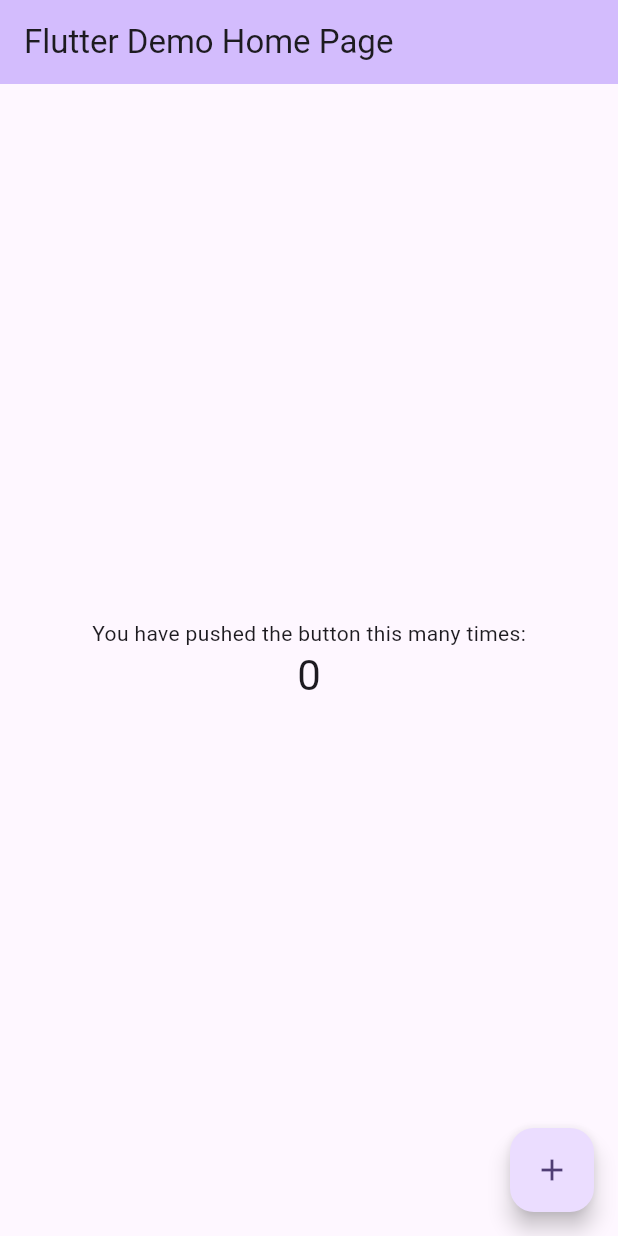
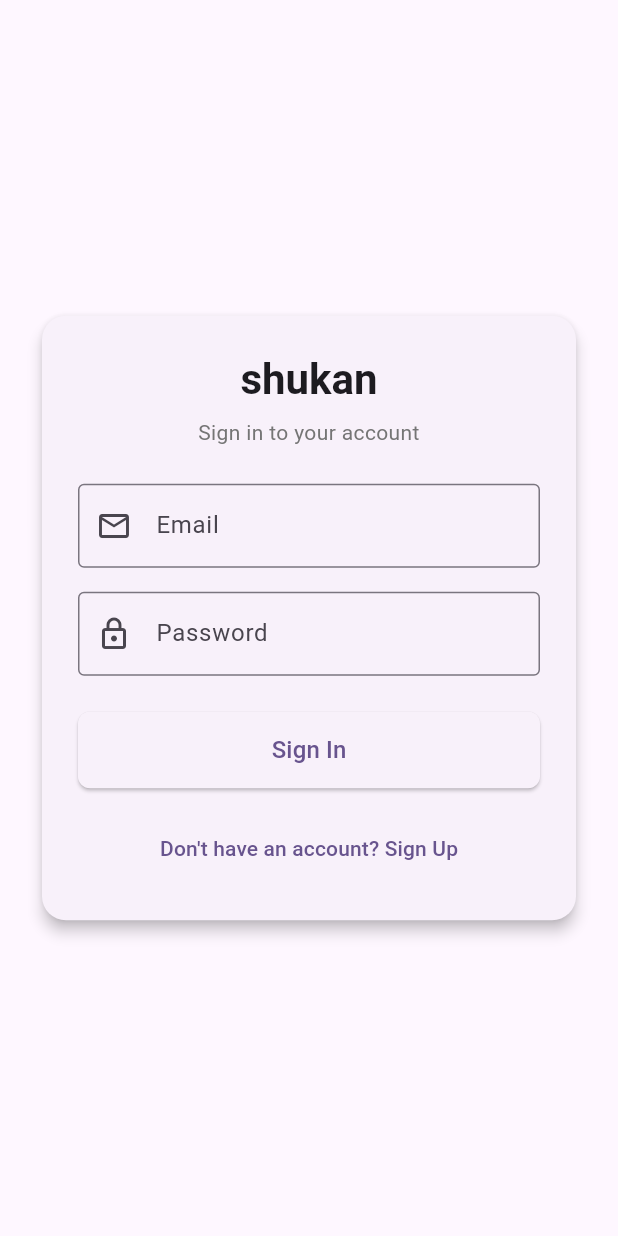
Before and after one commit to rohpod/shukan, a Flutter app: the screen it shows after launch, on a phone screen of 412 x 824 dp. Run offline on Flutter 3.47's test engine with Material 3 defaults, Android fonts, the phone set to English and light mode, and no system bars; our stand-ins replace cloud_firestore, firebase_auth, firebase_core, flutter_riverpod; accounts and stored records are empty; generated files the repository leaves out were written again.

Commit message:
feat(auth): implement Firebase Authentication and user bootstrap
Implements Firebase Authentication (email/password) with sign-up, login,
and logout,
using Riverpod (adds ProviderScope to app root, previously unused
despite being a
dependency).

Auth state is exposed via a StreamProvider wrapping authStateChanges()
for session
persistence; a derived provider exposes the authenticated uid to
downstream features.

On sign-up, atomically creates users/{uid} and a default "Inbox" list
(lists/{listId},
isDefault: true) in a single Firestore WriteBatch, with the list ID
pre-generated
client-side and cross-linked via users/{uid}.defaultListId. Uses
FieldValue.serverTimestamp() for createdAt on both documents.

Adds firestore.rules (previously absent — DB was in open/test mode)
scoping users,
lists, tasks, and tags to their owning uid, per the rules already
drafted in
docs/data-model.md.

Adds fake_cloud_firestore + firebase_auth_mocks for testing
auth/bootstrap flows.

Scoped to Web only, matching the project's current Firebase
configuration.

```diff
--- /dev/null
+++ b/lib/features/auth/presentation/auth_gate.dart
@@ -0,0 +1,50 @@
+import 'package:flutter/material.dart';
+import 'package:flutter_riverpod/flutter_riverpod.dart';
+
+import '../providers/auth_providers.dart';
+import 'auth_screen.dart';
+import 'home_screen.dart';
+
+class AuthGate extends ConsumerWidget {
+  const AuthGate({super.key});
+
+  @override
+  Widget build(BuildContext context, WidgetRef ref) {
+    final authState = ref.watch(authStateChangesProvider);
+
+    return authState.when(
+      data: (user) {
+        if (user != null) {
+          return const HomeScreen();
+        }
+        return const AuthScreen();
+      },
+      loading: () =>
+          const Scaffold(body: Center(child: CircularProgressIndicator())),
+      error: (error, stackTrace) => Scaffold(
+        body: Center(
+          child: Padding(
+            padding: const EdgeInsets.all(24.0),
+            child: Column(
+              mainAxisSize: MainAxisSize.min,
+              children: [
+                const Icon(Icons.error_outline, size: 48, color: Colors.red),
+                const SizedBox(height: 16),
+                Text(
+                  'Authentication error',
+                  style: Theme.of(context).textTheme.titleMedium,
+                ),
+                const SizedBox(height: 8),
+                Text(
+                  error.toString(),
+                  textAlign: TextAlign.center,
+                  style: Theme.of(context).textTheme.bodySmall,
+                ),
+              ],
+            ),
+          ),
+        ),
+      ),
+    );
+  }
+}
--- /dev/null
+++ b/lib/features/auth/presentation/auth_screen.dart
@@ -0,0 +1,261 @@
+import 'package:firebase_auth/firebase_auth.dart';
+import 'package:flutter/material.dart';
+import 'package:flutter_riverpod/flutter_riverpod.dart';
+
+import '../providers/auth_providers.dart';
+
+enum AuthMode { signIn, signUp }
+
+class AuthScreen extends ConsumerStatefulWidget {
+  const AuthScreen({super.key});
+
+  @override
+  ConsumerState<AuthScreen> createState() => _AuthScreenState();
+}
+
+class _AuthScreenState extends ConsumerState<AuthScreen> {
+  final _formKey = GlobalKey<FormState>();
+  final _emailController = TextEditingController();
+  final _passwordController = TextEditingController();
+
+  AuthMode _authMode = AuthMode.signIn;
+  bool _isLoading = false;
+  String? _errorMessage;
+
+  @override
+  void dispose() {
+    _emailController.dispose();
+    _passwordController.dispose();
+    super.dispose();
+  }
+
+  void _toggleAuthMode() {
+    setState(() {
+      _authMode = _authMode == AuthMode.signIn
+          ? AuthMode.signUp
+          : AuthMode.signIn;
+      _errorMessage = null;
+    });
+  }
+
+  String? _validateEmail(String? value) {
+    if (value == null || value.trim().isEmpty) {
+      return 'Please enter your email.';
+    }
+    final emailRegex = RegExp(r'^[^@]+@[^@]+\.[^@]+$');
+    if (!emailRegex.hasMatch(value.trim())) {
+      return 'Please enter a valid email address.';
+    }
+    return null;
+  }
+
+  String? _validatePassword(String? value) {
+    if (value == null || value.isEmpty) {
+      return 'Please enter your password.';
+    }
+    if (value.length < 6) {
+      return 'Password must be at least 6 characters.';
+    }
+    return null;
+  }
+
+  Future<void> _submit() async {
+    if (!_formKey.currentState!.validate()) {
+      return;
+    }
+
+    setState(() {
+      _isLoading = true;
+      _errorMessage = null;
+    });
+
+    final authRepo = ref.read(authRepositoryProvider);
+    final email = _emailController.text.trim();
+    final password = _passwordController.text;
+
+    try {
+      if (_authMode == AuthMode.signIn) {
+        await authRepo.signInWithEmailAndPassword(
+          email: email,
+          password: password,
+        );
+      } else {
+        await authRepo.createUserWithEmailAndPassword(
+          email: email,
+          password: password,
+        );
+      }
+    } on FirebaseAuthException catch (e) {
+      setState(() {
+        _errorMessage = _mapFirebaseAuthError(e);
+      });
+    } catch (e) {
+      setState(() {
+        _errorMessage = 'An unexpected error occurred. Please try again.';
+      });
+    } finally {
+      if (mounted) {
+        setState(() {
+          _isLoading = false;
+        });
+      }
+    }
+  }
+
+  String _mapFirebaseAuthError(FirebaseAuthException e) {
+    switch (e.code) {
+      case 'user-not-found':
+      case 'wrong-password':
+      case 'invalid-credential':
+        return 'Invalid email or password.';
+      case 'email-already-in-use':
+        return 'This email address is already in use.';
+      case 'weak-password':
+        return 'The password is too weak.';
+      case 'invalid-email':
+        return 'The email address is invalid.';
+      case 'network-request-failed':
+        return 'Network connection failed. Please check your connection.';
+      default:
+        return e.message ?? 'Authentication failed. Please try again.';
+    }
+  }
+
+  @override
+  Widget build(BuildContext context) {
+    final isSignIn = _authMode == AuthMode.signIn;
+
+    return Scaffold(
+      body: Center(
+        child: SingleChildScrollView(
+          padding: const EdgeInsets.all(24.0),
+          child: ConstrainedBox(
+            constraints: const BoxConstraints(maxWidth: 400),
+            child: Card(
+              elevation: 4,
+              shape: RoundedRectangleBorder(
+                borderRadius: BorderRadius.circular(16),
+              ),
+              child: Padding(
+                padding: const EdgeInsets.all(24.0),
+                child: Form(
+                  key: _formKey,
+                  child: Column(
+                    mainAxisSize: MainAxisSize.min,
+                    crossAxisAlignment: CrossAxisAlignment.stretch,
+                    children: [
+                      Text(
+                        'shukan',
+                        textAlign: TextAlign.center,
+                        style: Theme.of(context).textTheme.headlineMedium
+                            ?.copyWith(fontWeight: FontWeight.bold),
+                      ),
+                      const SizedBox(height: 8),
+                      Text(
+                        isSignIn
+                            ? 'Sign in to your account'
+                            : 'Create a new account',
+                        textAlign: TextAlign.center,
+                        style: Theme.of(context).textTheme.bodyMedium
+                            ?.copyWith(color: Colors.grey[600]),
+                      ),
+                      const SizedBox(height: 24),
+                      if (_errorMessage != null) ...[
+                        Container(
+                          key: const Key('authErrorMessage'),
+                          padding: const EdgeInsets.all(12),
+                          decoration: BoxDecoration(
+                            color: Colors.red.shade50,
+                            borderRadius: BorderRadius.circular(8),
+                            border: Border.all(color: Colors.red.shade200),
+                          ),
+                          child: Row(
+                            children: [
+                              Icon(
+                                Icons.error_outline,
+                                color: Colors.red.shade700,
+                                size: 20,
+                              ),
+                              const SizedBox(width: 8),
+                              Expanded(
+                                child: Text(
+                                  _errorMessage!,
+                                  style: TextStyle(
+                                    color: Colors.red.shade800,
+                                    fontSize: 13,
+                                  ),
+                                ),
+                              ),
+                            ],
+                          ),
+                        ),
+                        const SizedBox(height: 16),
+                      ],
+                      TextFormField(
+                        key: const Key('emailField'),
+                        controller: _emailController,
+                        keyboardType: TextInputType.emailAddress,
+                        autocorrect: false,
+                        decoration: const InputDecoration(
+                          labelText: 'Email',
+                          prefixIcon: Icon(Icons.email_outlined),
+                          border: OutlineInputBorder(),
+                        ),
+                        validator: _validateEmail,
+                      ),
+                      const SizedBox(height: 16),
+                      TextFormField(
+                        key: const Key('passwordField'),
+                        controller: _passwordController,
+                        obscureText: true,
+                        decoration: const InputDecoration(
+                          labelText: 'Password',
+                          prefixIcon: Icon(Icons.lock_outlined),
+                          border: OutlineInputBorder(),
+                        ),
+                        validator: _validatePassword,
+                      ),
+                      const SizedBox(height: 24),
+                      ElevatedButton(
+                        key: const Key('submitButton'),
+                        onPressed: _isLoading ? null : _submit,
+                        style: ElevatedButton.styleFrom(
+                          padding: const EdgeInsets.symmetric(vertical: 14),
+                          shape: RoundedRectangleBorder(
+                            borderRadius: BorderRadius.circular(8),
+                          ),
+                        ),
+                        child: _isLoading
+                            ? const SizedBox(
+                                height: 20,
+                                width: 20,
+                                child: CircularProgressIndicator(
+                                  strokeWidth: 2,
+                                ),
+                              )
+                            : Text(
+                                isSignIn ? 'Sign In' : 'Create Account',
+                                style: const TextStyle(fontSize: 16),
+                              ),
+                      ),
+                      const SizedBox(height: 16),
+                      TextButton(
+                        key: const Key('toggleAuthModeButton'),
+                        onPressed: _isLoading ? null : _toggleAuthMode,
+                        child: Text(
+                          isSignIn
+                              ? "Don't have an account? Sign Up"
+                              : 'Already have an account? Sign In',
+                        ),
+                      ),
+                    ],
+                  ),
+                ),
+              ),
+            ),
+          ),
+        ),
+      ),
+    );
+  }
+}
--- /dev/null
+++ b/lib/features/auth/providers/auth_providers.dart
@@ -0,0 +1,29 @@
+import 'package:firebase_auth/firebase_auth.dart';
+import 'package:flutter_riverpod/flutter_riverpod.dart';
+
+import '../../../core/firebase/firebase_providers.dart';
+import '../data/auth_repository.dart';
+
+final authRepositoryProvider = Provider<AuthRepository>((ref) {
+  final auth = ref.watch(firebaseAuthProvider);
+  final firestore = ref.watch(firestoreProvider);
+  return AuthRepository(auth, firestore);
+});
+
+final authStateChangesProvider = StreamProvider<User?>((ref) {
+  final authRepository = ref.watch(authRepositoryProvider);
+  return authRepository.authStateChanges();
+});
+
+/// Exposes the authenticated user's UID (derived from [authStateChangesProvider]).
+/// Returns `null` when unauthenticated or during initial loading.
+final currentUidProvider = Provider<String?>((ref) {
+  final authState = ref.watch(authStateChangesProvider);
+  return authState.value?.uid;
+});
+
+/// Exposes the currently authenticated [User] object (derived from [authStateChangesProvider]).
+final currentUserProvider = Provider<User?>((ref) {
+  final authState = ref.watch(authStateChangesProvider);
+  return authState.value;
+});
--- a/lib/main.dart
+++ b/lib/main.dart
@@ -1,7 +1,9 @@
+import 'package:cloud_firestore/cloud_firestore.dart';
+import 'package:firebase_core/firebase_core.dart';
 import 'package:flutter/material.dart';
-import 'package:firebase_core/firebase_core.dart';
-import 'package:cloud_firestore/cloud_firestore.dart';
+import 'package:flutter_riverpod/flutter_riverpod.dart';
 
+import 'features/auth/presentation/auth_gate.dart';
 import 'firebase_options.dart';
 
 void main() async {
@@ -13,122 +15,21 @@ void main() async {
     persistenceEnabled: true,
   );
 
-  runApp(const MyApp());
+  runApp(const ProviderScope(child: ShukanApp()));
 }
 
-class MyApp extends StatelessWidget {
-  const MyApp({super.key});
+class ShukanApp extends StatelessWidget {
+  const ShukanApp({super.key});
 
-  // This widget is the root of your application.
   @override
   Widget build(BuildContext context) {
     return MaterialApp(
-      title: 'Flutter Demo',
+      title: 'shukan',
       theme: ThemeData(
-        // This is the theme of your application.
-        //
-        // TRY THIS: Try running your application with "flutter run". You'll see
-        // the application has a purple toolbar. Then, without quitting the app,
-        // try changing the seedColor in the colorScheme below to Colors.green
-        // and then invoke "hot reload" (save your changes or press the "hot
-        // reload" button in a Flutter-supported IDE, or press "r" if you used
-        // the command line to start the app).
-        //
-        // Notice that the counter didn't reset back to zero; the application
-        // state is not lost during the reload. To reset the state, use hot
-        // restart instead.
-        //
-        // This works for code too, not just values: Most code changes can be
-        // tested with just a hot reload.
-        colorScheme: .fromSeed(seedColor: Colors.deepPurple),
+        colorScheme: ColorScheme.fromSeed(seedColor: Colors.deepPurple),
+        useMaterial3: true,
       ),
-      home: const MyHomePage(title: 'Flutter Demo Home Page'),
+      home: const AuthGate(),
     );
   }
 }
-
-class MyHomePage extends StatefulWidget {
-  const MyHomePage({super.key, required this.title});
-
-  // This widget is the home page of your application. It is stateful, meaning
-  // that it has a State object (defined below) that contains fields that affect
-  // how it looks.
-
-  // This class is the configuration for the state. It holds the values (in this
-  // case the title) provided by the parent (in this case the App widget) and
-  // used by the build method of the State. Fields in a Widget subclass are
-  // always marked "final".
-
-  final String title;
-
-  @override
-  State<MyHomePage> createState() => _MyHomePageState();
-}
-
-class _MyHomePageState extends State<MyHomePage> {
-  int _counter = 0;
-
-  void _incrementCounter() {
-    setState(() {
-      // This call to setState tells the Flutter framework that something has
-      // changed in this State, which causes it to rerun the build method below
-      // so that the display can reflect the updated values. If we changed
-      // _counter without calling setState(), then the build method would not be
-      // called again, and so nothing would appear to happen.
-      _counter++;
-    });
-  }
-
-  @override
-  Widget build(BuildContext context) {
-    // This method is rerun every time setState is called, for instance as done
-    // by the _incrementCounter method above.
-    //
-    // The Flutter framework has been optimized to make rerunning build methods
-    // fast, so that you can just rebuild anything that needs updating rather
-    // than having to individually change instances of widgets.
-    return Scaffold(
-      appBar: AppBar(
-        // TRY THIS: Try changing the color here to a specific color (to
-        // Colors.amber, perhaps?) and trigger a hot reload to see the AppBar
-        // change color while the other colors stay the same.
-        backgroundColor: Theme.of(context).colorScheme.inversePrimary,
-        // Here we take the value from the MyHomePage object that was created by
-        // the App.build method, and use it to set our appbar title.
-        title: Text(widget.title),
-      ),
-      body: Center(
-        // Center is a layout widget. It takes a single child and positions it
-        // in the middle of the parent.
-        child: Column(
-          // Column is also a layout widget. It takes a list of children and
-          // arranges them vertically. By default, it sizes itself to fit its
-          // children horizontally, and tries to be as tall as its parent.
-          //
-          // Column has various properties to control how it sizes itself and
-          // how it positions its children. Here we use mainAxisAlignment to
-          // center the children vertically; the main axis here is the vertical
-          // axis because Columns are vertical (the cross axis would be
-          // horizontal).
-          //
-          // TRY THIS: Invoke "debug painting" (choose the "Toggle Debug Paint"
-          // action in the IDE, or press "p" in the console), to see the
-          // wireframe for each widget.
-          mainAxisAlignment: .center,
-          children: [
-            const Text('You have pushed the button this many times:'),
-            Text(
-              '$_counter',
-              style: Theme.of(context).textTheme.headlineMedium,
-            ),
-          ],
-        ),
-      ),
-      floatingActionButton: FloatingActionButton(
-        onPressed: _incrementCounter,
-        tooltip: 'Increment',
-        child: const Icon(Icons.add),
-      ),
-    );
-  }
-}
--- a/pubspec.yaml
+++ b/pubspec.yaml
@@ -58,6 +58,9 @@ dev_dependencies:
   # package. See that file for information about deactivating specific lint
   # rules and activating additional ones.
   flutter_lints: ^6.0.0
+  fake_cloud_firestore: ^4.2.0
+  firebase_auth_mocks: ^0.15.2
+  mocktail: ^1.0.4
 
 # For information on the generic Dart part of this file, see the
 # following page: https://dart.dev/tools/pub/pubspec
```
Also changed, not shown: lib/core/firebase/firebase_providers.dart (added, +11 -0 lines), lib/features/auth/data/auth_repository.dart (added, +90 -0 lines), lib/features/auth/presentation/home_screen.dart (added, +99 -0 lines), firebase.json, pubspec.lock, 5 other files.
